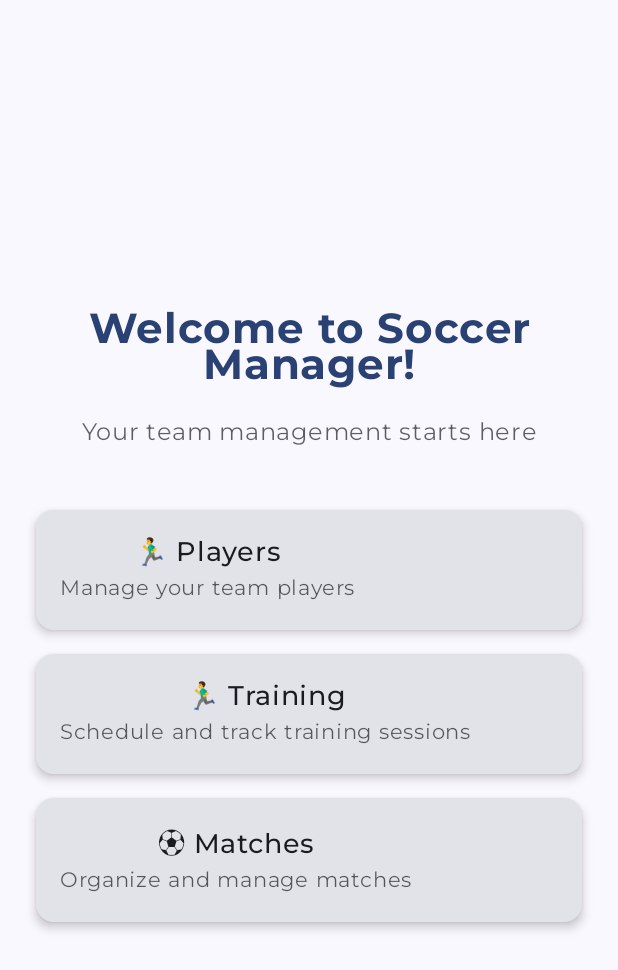
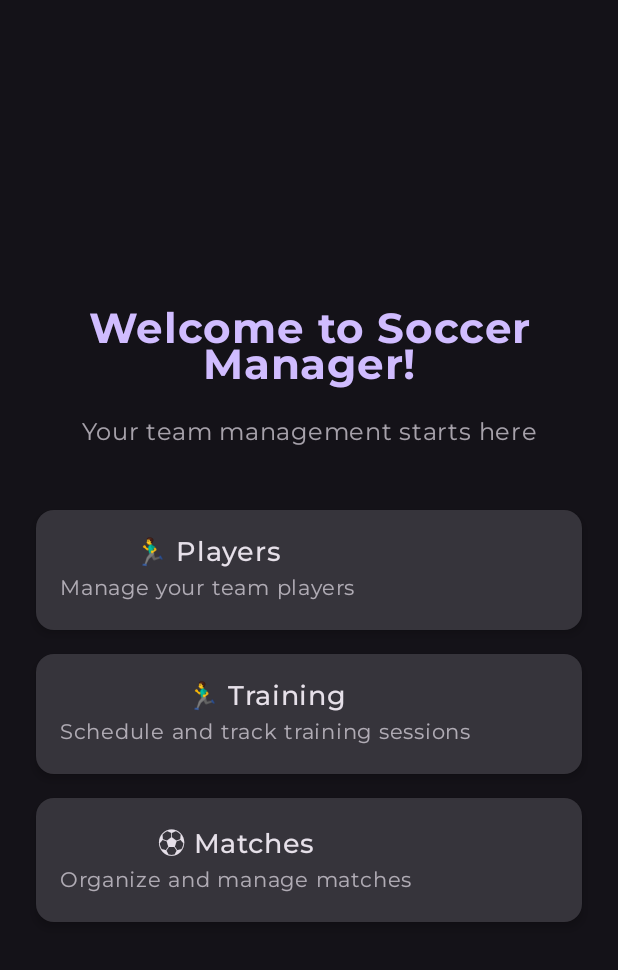
Before and after one commit to PelipetsOlga/AI_Soccer_1700, an Android app built with Jetpack Compose: the screen it shows after launch (MainActivity), on a phone screen of 412 x 824 dp. Shown: the top 970 px of the screen. Run offline under Robolectric (Android 15) with nearby library versions, the light colour scheme and no system bars; our stand-ins replace Dagger/Hilt's generated code; Roboto replaces fonts that are not available here.

Commit message:
edge to edge

```diff
--- a/front/app/src/main/AndroidManifest.xml
+++ b/front/app/src/main/AndroidManifest.xml
@@ -12,13 +12,13 @@
         android:icon="@mipmap/ic_launcher"
         android:roundIcon="@mipmap/ic_launcher_round"
         android:supportsRtl="true"
-        android:theme="@style/Theme.AppTheme">
+        android:theme="@style/Theme.MyApplication">
         <activity
             android:name=".MainActivity"
             android:exported="true"
             android:screenOrientation="portrait"
             android:configChanges="orientation|keyboardHidden|keyboard|screenSize|smallestScreenSize|locale|layoutDirection|fontScale|screenLayout|density|uiMode"
-            android:theme="@style/Theme.AppTheme">
+            android:theme="@style/Theme.MyApplication">
             <intent-filter>
                 <action android:name="android.intent.action.MAIN" />
 
--- a/front/app/src/main/kotlin/MainActivity.kt
+++ b/front/app/src/main/kotlin/MainActivity.kt
@@ -11,13 +11,14 @@ import androidx.compose.ui.Modifier
 import androidx.navigation.compose.rememberNavController
 import com.manager1700.soccer.navigation.SetupNavGraph
 import com.manager1700.soccer.ui.theme.SoccerManagerTheme
+import com.manager1700.soccer.ui.utils.setUpEdgeToEdgeMode
 import dagger.hilt.android.AndroidEntryPoint
 
 @AndroidEntryPoint
 class MainActivity : ComponentActivity() {
     override fun onCreate(savedInstanceState: Bundle?) {
         super.onCreate(savedInstanceState)
-        enableEdgeToEdge()
+        setUpEdgeToEdgeMode()
 
         setContent {
             SoccerManagerTheme {
--- a/front/app/src/main/kotlin/ui/theme/Color.kt
+++ b/front/app/src/main/kotlin/ui/theme/Color.kt
@@ -6,11 +6,6 @@ val Purple80 = Color(0xFFD0BCFF)
 val PurpleGrey80 = Color(0xFFCCC2DC)
 val Pink80 = Color(0xFFEFB8C8)
 
-val Purple40 = Color(0xFF6650a4)
-val PurpleGrey40 = Color(0xFF625b71)
-val Pink40 = Color(0xFF7D5260)
-
-// Soccer-themed colors
 val colorRed = Color(0xFFCF1717)
 val colorBlack = Color(0xFF000000)
 val colorWhite = Color(0xFFFFFFFF)
--- a/front/app/src/main/kotlin/ui/theme/Theme.kt
+++ b/front/app/src/main/kotlin/ui/theme/Theme.kt
@@ -1,13 +1,13 @@
 package com.manager1700.soccer.ui.theme
 
 import android.app.Activity
-import android.os.Build
 import androidx.compose.foundation.isSystemInDarkTheme
-import androidx.compose.material3.*
+import androidx.compose.material3.MaterialTheme
+import androidx.compose.material3.darkColorScheme
 import androidx.compose.runtime.Composable
 import androidx.compose.runtime.SideEffect
+import androidx.compose.ui.graphics.Color
 import androidx.compose.ui.graphics.toArgb
-import androidx.compose.ui.platform.LocalContext
 import androidx.compose.ui.platform.LocalView
 import androidx.core.view.WindowCompat
 import com.manager1700.soccer.AppTypography
@@ -18,32 +18,18 @@ private val DarkColorScheme = darkColorScheme(
     tertiary = Pink80
 )
 
-private val LightColorScheme = lightColorScheme(
-    primary = Purple40,
-    secondary = PurpleGrey40,
-    tertiary = Pink40
-)
-
 @Composable
 fun SoccerManagerTheme(
     darkTheme: Boolean = isSystemInDarkTheme(),
     dynamicColor: Boolean = true,
     content: @Composable () -> Unit
 ) {
-    val colorScheme = when {
-        dynamicColor && Build.VERSION.SDK_INT >= Build.VERSION_CODES.S -> {
-            val context = LocalContext.current
-            if (darkTheme) dynamicDarkColorScheme(context) else dynamicLightColorScheme(context)
-        }
-
-        darkTheme -> DarkColorScheme
-        else -> LightColorScheme
-    }
+    val colorScheme = DarkColorScheme // Force dark color scheme
     val view = LocalView.current
     if (!view.isInEditMode) {
         SideEffect {
             val window = (view.context as Activity).window
-            window.statusBarColor = colorScheme.primary.toArgb()
+            window.statusBarColor = Color.Black.toArgb()
             WindowCompat.getInsetsController(window, view).isAppearanceLightStatusBars = darkTheme
         }
     }
--- /dev/null
+++ b/front/app/src/main/kotlin/ui/utils/ActivityUtils.kt
@@ -0,0 +1,19 @@
+package com.manager1700.soccer.ui.utils
+
+import android.app.Activity
+import android.graphics.Color
+import android.view.View
+import android.view.WindowManager
+import kotlin.apply
+
+fun Activity.setUpEdgeToEdgeMode(navBarColor: Int? = Color.rgb(59, 61, 79)) {
+    window.apply {
+        clearFlags(WindowManager.LayoutParams.FLAG_TRANSLUCENT_STATUS)
+        clearFlags(WindowManager.LayoutParams.FLAG_TRANSLUCENT_NAVIGATION)
+        addFlags(WindowManager.LayoutParams.FLAG_DRAWS_SYSTEM_BAR_BACKGROUNDS)
+        statusBarColor = Color.TRANSPARENT
+        navigationBarColor = (navBarColor ?: Color.TRANSPARENT)
+        decorView.systemUiVisibility =
+            View.SYSTEM_UI_FLAG_LAYOUT_FULLSCREEN or View.SYSTEM_UI_FLAG_LAYOUT_HIDE_NAVIGATION
+    }
+}
--- a/front/app/src/main/res/values/themes.xml
+++ b/front/app/src/main/res/values/themes.xml
@@ -1,5 +1,5 @@
 <?xml version="1.0" encoding="utf-8"?>
 <resources>
 
-    <style name="Theme.AppTheme" parent="android:Theme.Material.Light.NoActionBar" />
+    <style name="Theme.MyApplication" parent="android:Theme.Material.Light.NoActionBar" />
 </resources>
```
